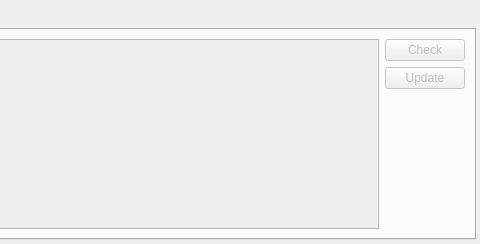
Qt form client/mappackageswidget.ui (unsanded/monav) before a commit; both pictures show x 221 to 701 and y 0 to 244 of the 701 by 244 pixel window.
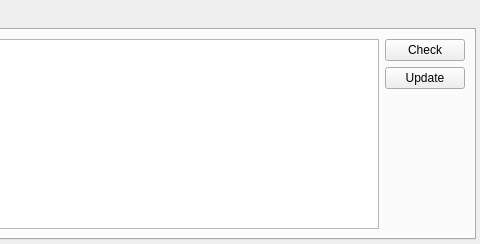
The same form after that commit. The open tabs and pages were chosen to show the change. Custom widgets are drawn as their Qt base class.

Commit message: added basic update check functionality

The edit to the form file:
```diff
--- a/client/mappackageswidget.ui
+++ b/client/mappackageswidget.ui
@@ -95,7 +95,7 @@
      </widget>
      <widget class="QWidget" name="updatable">
       <property name="enabled">
-       <bool>false</bool>
+       <bool>true</bool>
       </property>
       <attribute name="title">
        <string>Update</string>
@@ -111,7 +111,10 @@
        <item>
         <layout class="QVBoxLayout" name="verticalLayout_2">
          <item>
-          <widget class="QPushButton" name="check_2">
+          <widget class="QPushButton" name="check">
+           <property name="enabled">
+            <bool>true</bool>
+           </property>
            <property name="text">
             <string>Check</string>
            </property>
@@ -119,6 +122,9 @@
          </item>
          <item>
           <widget class="QPushButton" name="update">
+           <property name="enabled">
+            <bool>true</bool>
+           </property>
            <property name="text">
             <string>Update</string>
            </property>
@@ -230,7 +236,7 @@
           </layout>
          </item>
          <item>
-          <widget class="QPushButton" name="check">
+          <widget class="QPushButton" name="loadList">
            <property name="text">
             <string>Download List</string>
            </property>
```
Left out of the diff: 6 changed lines with no effect on the pictures. The commit also changes 4 other files.
